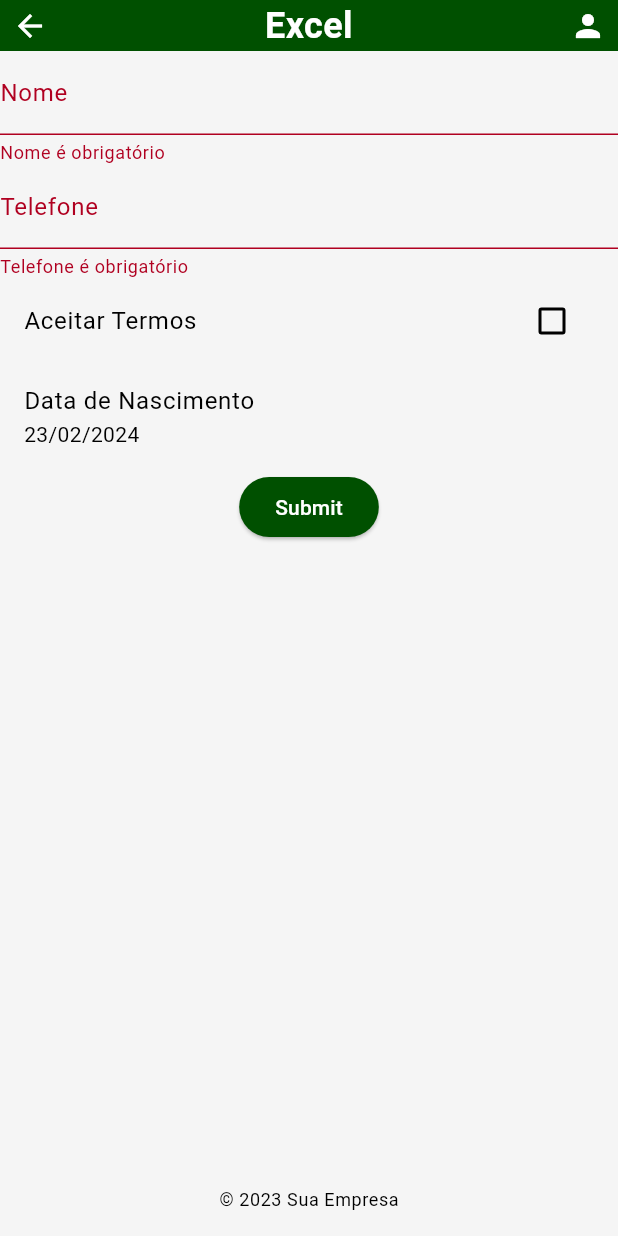
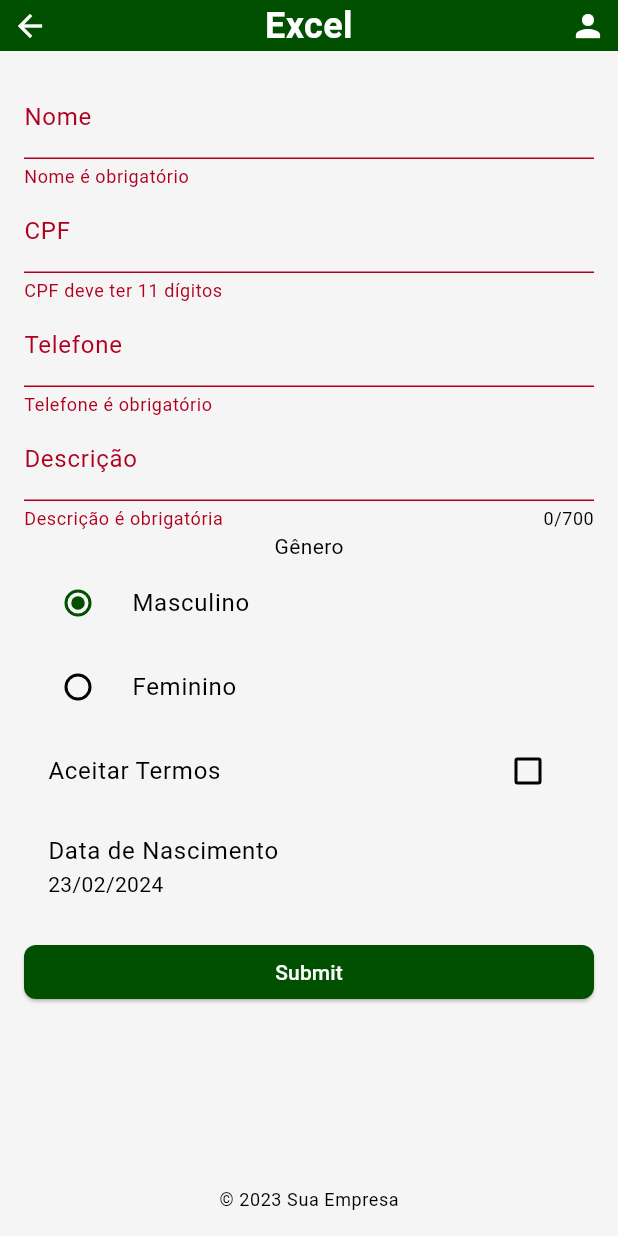
Before and after one commit to vcpersike/app-flutter-estudos, a Flutter app: the ExcelPage screen opened by its route, after a tap on "Submit", on a phone screen of 412 x 824 dp. Run offline on Flutter 3.47's test engine with Material 3 defaults, Android fonts, the phone set to English and light mode, and no system bars; our stand-ins replace fl_chart, flutter_masked_text2, image_picker.

Commit message:
ajustes para rodar no android

```diff
--- a/lib/components/forms_component.dart
+++ b/lib/components/forms_component.dart
@@ -1,4 +1,5 @@
 import 'package:estudos/models/form_fiel_data.dart';
+import 'package:estudos/models/form_field_names.dart';
 import 'package:flutter/material.dart';
 import 'package:flutter/services.dart';
 import 'package:intl/intl.dart';
@@ -20,6 +21,7 @@ class DynamicFormComponent extends StatefulWidget {
 class _DynamicFormComponentState extends State<DynamicFormComponent> {
   final _formKey = GlobalKey<FormState>();
   List<FormFieldData> _fields = [];
+  String _selectedGender = 'Masculino';
 
   @override
   void initState() {
@@ -34,20 +36,27 @@ class _DynamicFormComponentState extends State<DynamicFormComponent> {
   void _submitForm() {
     if (_formKey.currentState!.validate()) {
       Map<String, String> formData = {};
-
       for (var field in _fields) {
-      String rawValue = field.effectiveController.text;
-      if (field.label == "CPF" || field.label == "Telefone") {
-        String unmaskedValue = rawValue.replaceAll(RegExp(r'[^0-9]'), '');
+        if (field.label == FormFieldNames.cpf || field.label == FormFieldNames.telefone) {
+          String unmaskedValue =
+              field.effectiveController.text.replaceAll(RegExp(r'[^0-9]'), '');
           formData[field.label] = unmaskedValue;
         } else {
-        formData[field.label] = rawValue;
+          formData[field.label] = field.effectiveController.text;
         }
+
         if (field.selectedDate != null) {
-        formData["Data de Nascimento"] = DateFormat('dd-MM-yyyy').format(field.selectedDate!);
+          formData["Data de Nascimento"] =
+              DateFormat('dd-MM-yyyy').format(field.selectedDate!);
         }
         if (field.isChecked != null) {
-        formData["Aceitar Termos"] = field.isChecked!.toString();
+          formData["isChecked"] = field.isChecked!.toString();
+        }
+        if (field.radioValue != null) {
+          formData["radioValue"] = field.radioValue!;
+        }
+        if (field.radioValue != null) {
+          formData["Etapas de Desenvolvimento"] = field.radioValue!;
         }
       }
       widget.onFormSubmit(formData);
@@ -56,14 +65,22 @@ class _DynamicFormComponentState extends State<DynamicFormComponent> {
 
   @override
   Widget build(BuildContext context) {
+    EdgeInsets buttonPadding = const EdgeInsets.symmetric(vertical: 16.0);
+    bool hasSpecialField = _fields.any((field) => field.isSpecial);
+    if (hasSpecialField) {
+      buttonPadding = const EdgeInsets.symmetric(vertical: 32.0);
+    }
+
     return Form(
       key: _formKey,
       child: Column(
         children: _fields.map<Widget>((FormFieldData field) {
           if (field.radioOptions != null && field.radioValue != null) {
             return Column(
-              children: field.radioOptions!
-                  .map((option) => RadioListTile(
+              children: [
+                Text(field.label),
+                ...field.radioOptions!
+                    .map((option) => RadioListTile<String>(
                           title: Text(option),
                           value: option,
                           groupValue: field.radioValue,
@@ -74,12 +91,12 @@ class _DynamicFormComponentState extends State<DynamicFormComponent> {
                           },
                         ))
                     .toList(),
+              ],
             );
           } else if (field.isChecked != null) {
             return CheckboxListTile(
-              title: Text('Aceitar Termos'),
-              value: field
-                  .isChecked,
+              title: Text(field.label),
+              value: field.isChecked,
               onChanged: (bool? value) {
                 setState(() {
                   field.isChecked = value!;
@@ -107,11 +124,26 @@ class _DynamicFormComponentState extends State<DynamicFormComponent> {
             );
           }
         }).toList()
-          ..add(ElevatedButton(
+          ..add(Padding(
+            padding:
+                buttonPadding,
+            child: SizedBox(
+              width: double
+                  .infinity,
+              height: 36.0,
+              child: ElevatedButton(
                 onPressed: _submitForm,
-            child: Text('Submit'),
+                child: const Text('Submit'),
+                style: ElevatedButton.styleFrom(
+                  shape: RoundedRectangleBorder(
+                    borderRadius: BorderRadius.circular(
+                        8),
+                  ),
+                ),
+              ),
+            ),
           ))
-          ..add(SizedBox.shrink()),
+          ..add(const SizedBox.shrink()),
       ),
     );
   }
@@ -153,11 +185,13 @@ class _DynamicFormComponentState extends State<DynamicFormComponent> {
       ),
       FormFieldData(
         controller: TextEditingController(),
+        mask: "000.000.000-00",
         label: "CPF",
         keyboardType: TextInputType.number,
-        validator: (value) => value != null && value.length == 11
-            ? null
-            : 'CPF deve ter 11 dígitos',
+        validator: (value) {
+          String numericValue = value?.replaceAll(RegExp(r'[^0-9]'), '') ?? '';
+          return numericValue.length == 11 ? null : 'CPF deve ter 11 dígitos';
+        },
       ),
       FormFieldData(
         controller: TextEditingController(),
@@ -182,6 +216,11 @@ class _DynamicFormComponentState extends State<DynamicFormComponent> {
         options: ["Masculino", "Feminino"],
         radioValue: "Masculino",
       ),
+      FormFieldData.radio(
+        label: "Etapas de Desenvolvimento",
+        options: ["Front", "Back", "Mobile"],
+        radioValue: "",
+      ),
       FormFieldData.checkbox(
         label: "Aceitar Termos",
         isChecked: false,
--- a/lib/main.dart
+++ b/lib/main.dart
@@ -1,7 +1,8 @@
-// lib/main.dart
+import 'package:flutter/material.dart';
+
 import 'package:estudos/thema.dart';
 import 'package:estudos/views/perfil/perfil_page.dart';
-import 'package:flutter/material.dart';
+
 import 'package:estudos/views/image_upload/image_upload_page.dart';
 import 'package:estudos/views/excel/excel_page.dart';
 import 'package:estudos/views/forms/forms_pages.dart';
@@ -15,13 +16,13 @@ void main() {
 }
 
 class MyApp extends StatelessWidget {
-  const MyApp({Key? key}) : super(key: key);
+  const MyApp({super.key});
 
   @override
   Widget build(BuildContext context) {
     return MaterialApp(
       title: 'Seu Aplicativo',
-      theme: appTheme(), // Use o tema personalizado definido em theme.dart
+      theme: appTheme(),
       initialRoute: '/',
       routes: {
         '/': (context) => const LoginPage(title: 'Login'),
--- a/lib/models/form_fiel_data.dart
+++ b/lib/models/form_fiel_data.dart
@@ -16,6 +16,9 @@ class FormFieldData {
   String? radioValue;
   bool? isChecked;
 
+
+  final bool isSpecial;
+
   FormFieldData({
     TextEditingController? controller,
     String? mask,
@@ -29,6 +32,7 @@ class FormFieldData {
     this.radioOptions,
     this.radioValue,
     this.isChecked,
+    this.isSpecial = false,
   })  : this.controller = controller ?? TextEditingController(),
         this.maskedController =
             mask != null ? MaskedTextController(mask: mask) : null;
@@ -40,30 +44,36 @@ class FormFieldData {
     required String label,
     required DateTime selectedDate,
     required Function(DateTime) onDateSelected,
+    bool isSpecial = false,
   }) =>
       FormFieldData(
         label: label,
         selectedDate: selectedDate,
         onDateSelected: onDateSelected,
+        isSpecial: isSpecial,
       );
 
   factory FormFieldData.radio({
     required String label,
     required List<String> options,
     required String radioValue,
+    bool isSpecial = false,
   }) =>
       FormFieldData(
         label: label,
         radioOptions: options,
         radioValue: radioValue,
+        isSpecial: isSpecial,
       );
 
   factory FormFieldData.checkbox({
     required String label,
     required bool isChecked,
+    bool isSpecial = false,
   }) =>
       FormFieldData(
         label: label,
         isChecked: isChecked,
+        isSpecial: isSpecial,
       );
 }
--- /dev/null
+++ b/lib/models/form_field_names.dart
@@ -0,0 +1,24 @@
+// Definição do enum e do mapa
+enum FormFieldNames {
+  nome,
+  email,
+  cpf,
+  telefone,
+  descricao,
+  genero,
+  etapasDesenvolvimento,
+  aceitarTermos,
+  dataNascimento,
+}
+
+const Map<FormFieldNames, String> formFieldLabels = {
+  FormFieldNames.nome: "Nome",
+  FormFieldNames.email: "Email",
+  FormFieldNames.cpf: "CPF",
+  FormFieldNames.telefone: "Telefone",
+  FormFieldNames.descricao: "Descrição",
+  FormFieldNames.genero: "Gênero",
+  FormFieldNames.etapasDesenvolvimento: "Etapas de Desenvolvimento",
+  FormFieldNames.aceitarTermos: "Aceitar Termos",
+  FormFieldNames.dataNascimento: "Data de Nascimento",
+};
--- a/lib/views/excel/excel_page.dart
+++ b/lib/views/excel/excel_page.dart
@@ -18,11 +18,23 @@ class ExcelPage extends StatelessWidget {
             ),
           ),
           Expanded(
-            child: DynamicFormComponent(
-              includeFields: ['Nome', 'Telefone', 'Aceitar Termos', 'Data de Nascimento'],
-              onFormSubmit: (Map<String, String> formData) {
-                print("Formulário submetido com os seguintes dados: $formData");
-              },
+            child: Padding(
+              padding: const EdgeInsets.all(16.0),
+              child: DynamicFormComponent(
+                includeFields: const [
+                  'Nome',
+                  'Telefone',
+                  'CPF',
+                  'Descrição',
+                  'Aceitar Termos',
+                  'Data de Nascimento',
+                  'Gênero'
+                ],
+                onFormSubmit: (Map<String, String> formData) {
+                  print(
+                      "Formulário submetido com os seguintes dados: $formData");
+                },
+              ),
             ),
           ),
           Footer(),
--- a/lib/views/image_upload/image_upload_page.dart
+++ b/lib/views/image_upload/image_upload_page.dart
@@ -42,14 +42,14 @@ class _ImageUploadPageState extends State<ImageUploadPage> {
               child: Column(
                 mainAxisAlignment: MainAxisAlignment.center,
                 children: <Widget>[
-                  _image != null ? Image.file(_image!) : Text('Nenhuma imagem selecionada'),
+                  _image != null ? Image.file(_image!) : const Text('Nenhuma imagem selecionada'),
                   ElevatedButton(
                     onPressed: () => pickImage(ImageSource.gallery),
-                    child: Text('Selecionar da Galeria'),
+                    child: const Text('Selecionar da Galeria'),
                   ),
                   ElevatedButton(
                     onPressed: () => pickImage(ImageSource.camera),
-                    child: Text('Tirar uma Foto'),
+                    child: const Text('Tirar uma Foto'),
                   ),
                 ],
               ),
```
Also changed, not shown: lib/views/forms/forms_pages.dart (+14 -63 lines), lib/views/pdf/pdf_page.dart (+21 -7 lines), lib/views/perfil/perfil_page.dart (+5 -5 lines), pubspec.yaml (+8 -4 lines), pubspec.lock, 2 other files. Lines whose indentation alone changed are shown as unchanged.
